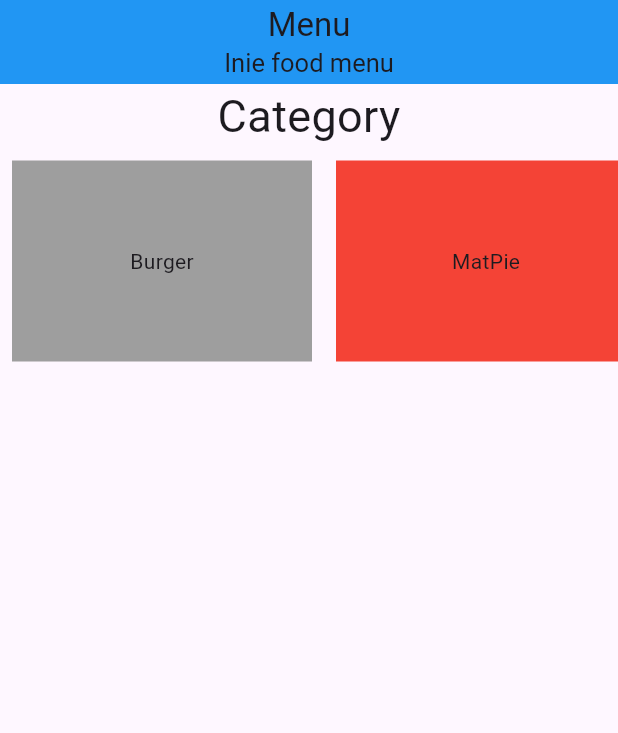
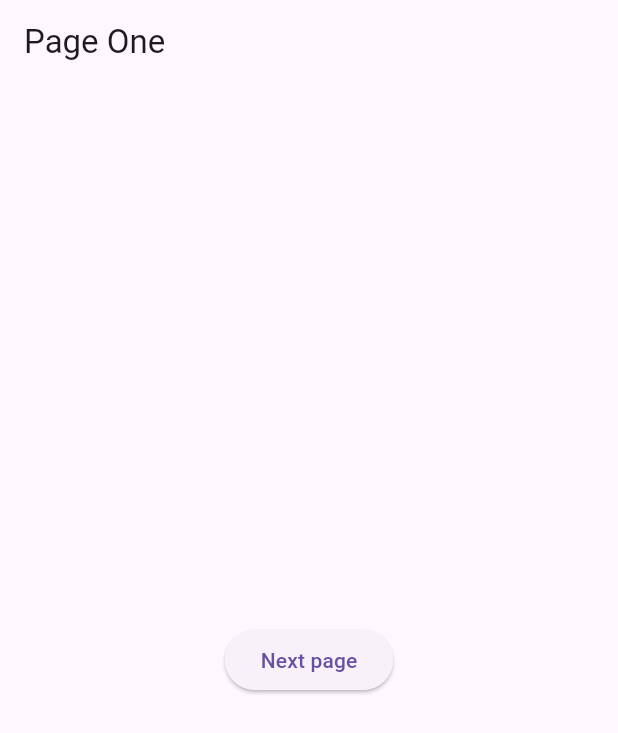
Before and after one commit to Ere-yiga/Navii, a Flutter app: the screen it shows after launch, on a phone screen of 412 x 824 dp. Shown: the top 733 px of the screen. Run offline on Flutter 3.47's test engine with Material 3 defaults, Android fonts, the light colour scheme and no system bars.

Commit message:
successfully implemented navigation across differnt screens

```diff
--- /dev/null
+++ b/lib/Pagez/first_page.dart
@@ -0,0 +1,18 @@
+import 'package:flutter/material.dart';
+import 'package:newp/Pagez/second_page.dart';
+
+class FirstPage extends StatelessWidget {
+  const FirstPage ({super.key});
+
+  @override
+  Widget build(BuildContext context) {
+    return Scaffold(
+      appBar: AppBar(title: Text("Page One")),
+      body: Center(
+        child: ElevatedButton(onPressed: (){
+          Navigator.push(context, MaterialPageRoute(builder: (context) => SecondPage()));
+        }, child: Text("Next page")),
+      )
+    );
+  }
+}
--- a/lib/main.dart
+++ b/lib/main.dart
@@ -1,92 +1,17 @@
 import 'package:flutter/material.dart';
+import 'package:newp/Pagez/first_page.dart';
 
 void main(){
-    runApp(FoodMenu());
+    runApp(MyApp());
 }
 
-class FoodMenu extends StatelessWidget{
-    const FoodMenu({super.key});
+class MyApp extends StatelessWidget{
+    const MyApp ({super.key});
 
     @override
     Widget build(BuildContext context){
-        return (
-            MaterialApp(
-                debugShowCheckedModeBanner: false,
-                home: Scaffold(
-                    appBar: AppBar(
-                        title: Column(
-                            children: [
-                                Text("Menu"),
-                                Text("Inie food menu",
-                                style: TextStyle(fontSize: 17, )),
-                            ],
-                        ),
-                        backgroundColor: Colors.blue,
-                        centerTitle: true,
-                    ),
-                    body: Column(
-                        children: [
-                            Center(
-                               child: Text("Category",
-                               //textAlign:TextAlign.center,
-                               style: TextStyle(fontSize: 30)),
-                            ),
-
-                            Container(
-                                height: 150,
-                                child: ListView(
-                                    scrollDirection: Axis.horizontal,
-                                    children: [
-                                        Container(
-                                            height: 100,
-                                            width:200,
-                                            margin: EdgeInsets.all(8),
-                                            color: Colors.grey,
-                                            child: Center(child: Text("Burger"))
-                                        ),
-                                        Container(
-                                            height: 100,
-                                            width:200,
-                                            margin: EdgeInsets.all(8),
-                                            color: Colors.red,
-                                            child: Center(child: Text("MatPie"))
-                                        ),
-                                        Container(
-                                            height: 100,
-                                            width:200,
-                                            margin: EdgeInsets.all(8),
-                                            color: Colors.blue,
-                                            child: Center(child: Text("Pizza"))
-                                        ),
-                                        Container(
-                                            height: 100,
-                                            width:200,
-                                            margin: EdgeInsets.all(8),
-                                            color: Colors.purple,
-                                            child: Center(child: Text("Sausage"))
-                                        ),
-                                        Container(
-                                            height: 100,
-                                            width:200,
-                                            margin: EdgeInsets.all(8),
-                                            color: Colors.orange,
-                                            child: Center(child: Text("Spagheti"))
-                                        ),
-                                        Container(
-                                            height: 100,
-                                            width:200,
-                                            margin: EdgeInsets.all(8),
-                                            color: Colors.green,
-                                            child: Center(child: Text("read"))
-                                        ),
-                                    ],
-                                ),
-                            )
-                        ]
-                    )
-                ),
-
-            )
+        return MaterialApp(
+            home: FirstPage(),
         );
     }
 }
```
Also changed, not shown: lib/Pagez/second_page.dart (added, +19 -0 lines), lib/menu.dart (added, +82 -0 lines), 1 other file.
